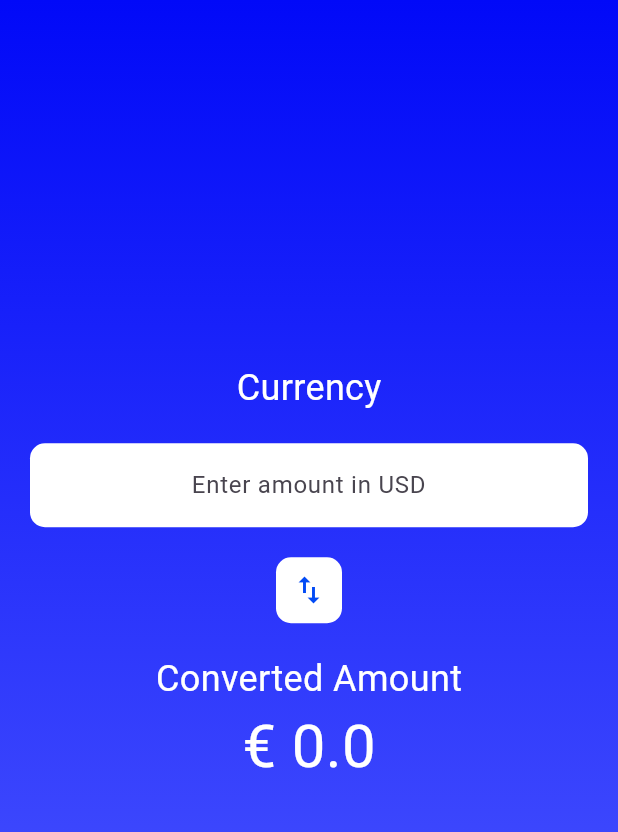
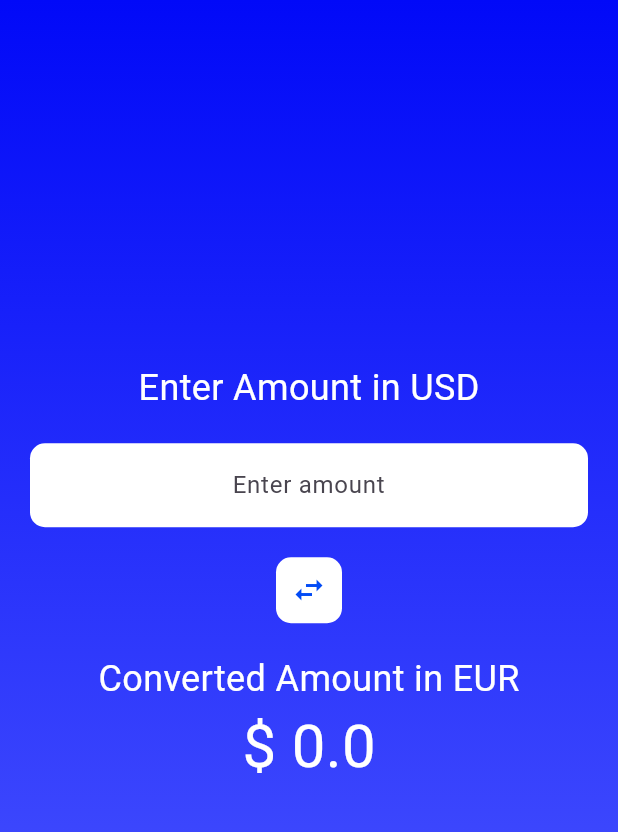
Before and after one commit to Carlang77/mobileapp_currencyconverter_test, a Flutter app: the screen it shows after launch, on a phone screen of 412 x 824 dp, the part 84-916 px from its top. Run offline on Flutter 3.47's test engine with Material 3 defaults, Android fonts, the light colour scheme and no system bars; network calls fail.

Commit message:
Added currency swap function

```diff
--- a/lib/main.dart
+++ b/lib/main.dart
@@ -24,6 +24,8 @@ class ExchangeScreen extends StatefulWidget {
 class _ExchangeScreenState extends State<ExchangeScreen> {
   final TextEditingController _amountController = TextEditingController();
   double _convertedAmount = 0.0;
+  String _fromCurrency = 'USD';
+  String _toCurrency = 'EUR';
   double _exchangeRate = 0.85; // Initial exchange rate
   final CurrencyApiService _apiService = CurrencyApiService();
 
@@ -35,13 +37,12 @@ class _ExchangeScreenState extends State<ExchangeScreen> {
 
   void _refreshExchangeRate() async {
     try {
-      // Fetch the latest exchange rate
-      final rate = await _apiService.getExchangeRate('USD', 'EUR');
+      final rate =
+          await _apiService.getExchangeRate(_fromCurrency, _toCurrency);
       setState(() {
         _exchangeRate = rate;
       });
     } catch (error) {
-      // Handle the error, perhaps by showing a dialog or a snackbar
       print('Error fetching exchange rate: $error');
     }
   }
@@ -53,6 +54,15 @@ class _ExchangeScreenState extends State<ExchangeScreen> {
     });
   }
 
+  void _swapCurrencies() {
+    setState(() {
+      final temp = _fromCurrency;
+      _fromCurrency = _toCurrency;
+      _toCurrency = temp;
+      _refreshExchangeRate(); // Refresh exchange rate for new currency pair
+    });
+  }
+
   @override
   Widget build(BuildContext context) {
     return Scaffold(
@@ -61,8 +71,7 @@ class _ExchangeScreenState extends State<ExchangeScreen> {
         actions: [
           IconButton(
             icon: Icon(Icons.refresh),
-            onPressed:
-                _refreshExchangeRate, // Refresh the exchange rate when the button is pressed
+            onPressed: _refreshExchangeRate,
           ),
         ],
       ),
@@ -72,14 +81,14 @@ class _ExchangeScreenState extends State<ExchangeScreen> {
           mainAxisAlignment: MainAxisAlignment.center,
           children: [
             Text(
-              'Currency',
+              'Enter Amount in $_fromCurrency',
               style: TextStyle(fontSize: 24, color: Colors.white),
             ),
             SizedBox(height: 20),
             TextField(
               controller: _amountController,
               decoration: InputDecoration(
-                hintText: 'Enter amount in USD',
+                hintText: 'Enter amount',
                 filled: true,
                 fillColor: Colors.white,
                 border: OutlineInputBorder(
@@ -92,7 +101,7 @@ class _ExchangeScreenState extends State<ExchangeScreen> {
             ),
             SizedBox(height: 20),
             GestureDetector(
-              onTap: _convertCurrency,
+              onTap: _swapCurrencies,
               child: Container(
                 decoration: BoxDecoration(
                   color: Colors.white,
@@ -100,18 +109,18 @@ class _ExchangeScreenState extends State<ExchangeScreen> {
                 ),
                 padding: EdgeInsets.all(10),
                 child: Icon(
-                  Icons.swap_vert,
+                  Icons.swap_horiz,
                   color: Color.fromARGB(255, 2, 75, 245),
                 ),
               ),
             ),
             SizedBox(height: 20),
             Text(
-              'Converted Amount',
+              'Converted Amount in $_toCurrency',
               style: TextStyle(fontSize: 24, color: Colors.white),
             ),
             Text(
-              '€ $_convertedAmount',
+              (_fromCurrency == 'EUR' ? '€ ' : '\$ ') + '$_convertedAmount',
               style: TextStyle(fontSize: 40, color: Colors.white),
             ),
           ],
```
